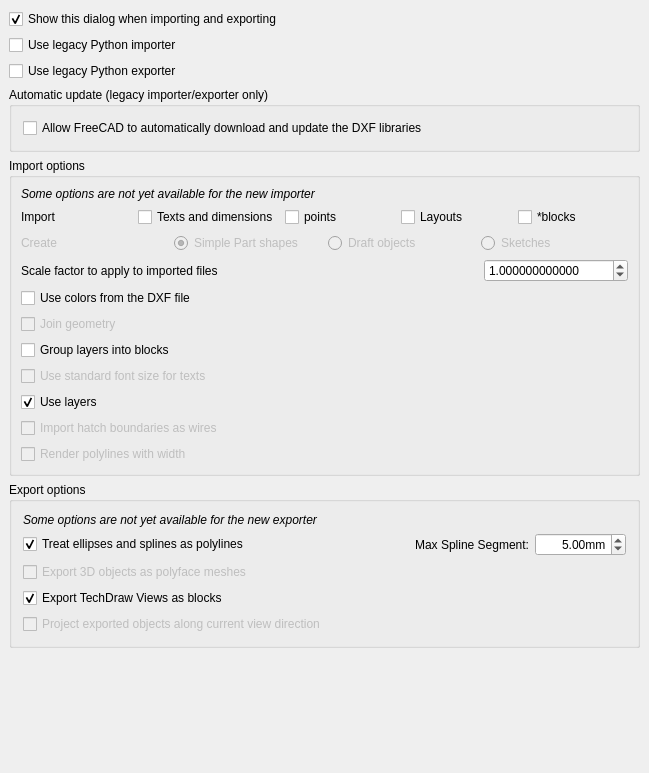
First picture: the form in src/Mod/Draft/Resources/ui/preferences-dxf.ui, repository southseact-3d/fcd, before the edit.
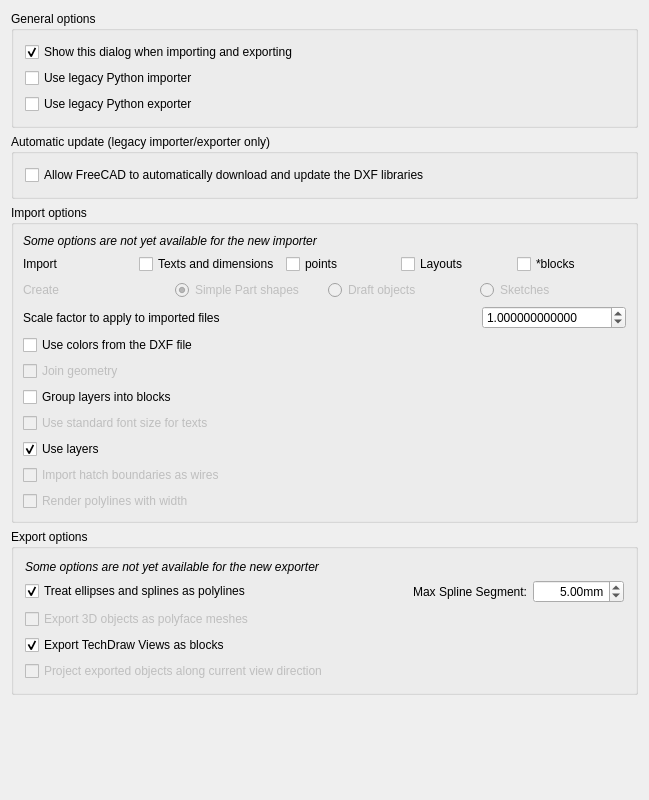
Second picture: the form after the edit. Custom widgets are drawn as their Qt base class.

Commit message: proposed fix for https://https://github.com/FreeCAD/FreeCAD/issues/20856github.com/FreeCAD/FreeCAD/issues/20856. NOTE: AddonManager and Telemetry addon ui files are in separate repos

Patch:
```diff
--- a/src/Mod/Draft/Resources/ui/preferences-dxf.ui
+++ b/src/Mod/Draft/Resources/ui/preferences-dxf.ui
@@ -7,19 +7,19 @@
     <x>0</x>
     <y>0</y>
     <width>649</width>
-    <height>773</height>
+    <height>800</height>
    </rect>
   </property>
   <property name="windowTitle">
    <string>DXF</string>
   </property>
-  <layout class="QVBoxLayout">
-   <property name="spacing">
-    <number>6</number>
-   </property>
-   <property name="margin">
-    <number>9</number>
-   </property>
+  <layout class="QVBoxLayout" name="verticalLayout_3">
+   <item>
+    <widget class="QGroupBox" name="groupBox">
+     <property name="title">
+      <string>General options</string>
+     </property>
+     <layout class="QVBoxLayout" name="verticalLayout">
    <item>
     <widget class="Gui::PrefCheckBox" name="checkBox_dxfShowDialog">
      <property name="toolTip">
@@ -76,6 +76,9 @@
      </property>
     </widget>
    </item>
+     </layout>
+    </widget>
+   </item>
    <item>
     <widget class="QGroupBox" name="groupBox_1">
      <property name="title">
@@ -684,11 +687,6 @@
  </widget>
  <layoutdefault spacing="6" margin="11"/>
  <customwidgets>
-  <customwidget>
-   <class>Gui::PrefRadioButton</class>
-   <extends>QRadioButton</extends>
-   <header>Gui/PrefWidgets.h</header>
-  </customwidget>
   <customwidget>
    <class>Gui::PrefCheckBox</class>
    <extends>QCheckBox</extends>
@@ -699,6 +697,11 @@
    <extends>QDoubleSpinBox</extends>
    <header>Gui/PrefWidgets.h</header>
   </customwidget>
+  <customwidget>
+   <class>Gui::PrefRadioButton</class>
+   <extends>QRadioButton</extends>
+   <header>Gui/PrefWidgets.h</header>
+  </customwidget>
  </customwidgets>
  <resources/>
  <connections>
```
Left out of the diff: 101 changed lines with no effect on the pictures. Lines whose indentation alone changed are shown as unchanged. The commit also changes 2 other files.
